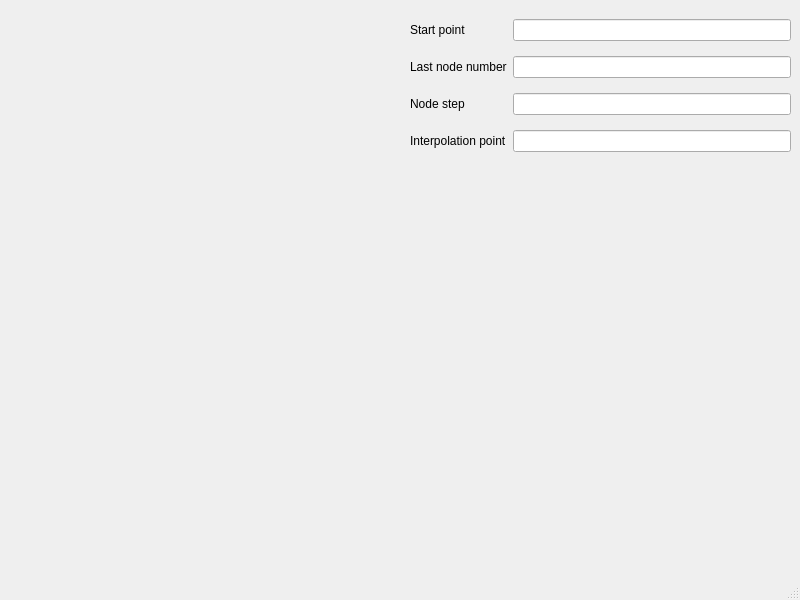
The window that 04.1/mainwindow.ui (anlunHW/calcMethods) describes before a commit, drawn with Qt 5.
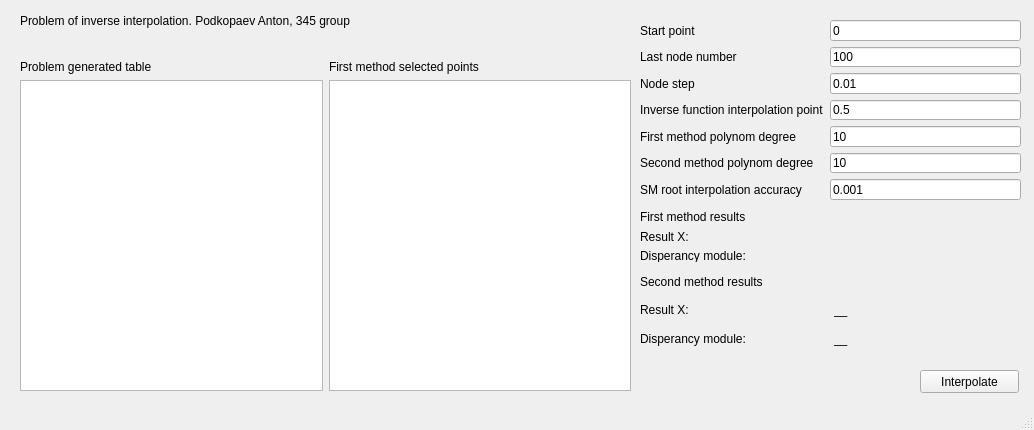
The same window after the commit.

Patch:
```diff
--- a/04.1/mainwindow.ui
+++ b/04.1/mainwindow.ui
@@ -6,8 +6,8 @@
    <rect>
     <x>0</x>
     <y>0</y>
-    <width>800</width>
-    <height>600</height>
+    <width>1034</width>
+    <height>430</height>
    </rect>
   </property>
   <property name="windowTitle">
@@ -17,10 +17,10 @@
    <widget class="QWidget" name="gridLayoutWidget">
     <property name="geometry">
      <rect>
-      <x>410</x>
-      <y>10</y>
+      <x>640</x>
+      <y>20</y>
       <width>381</width>
-      <height>151</height>
+      <height>180</height>
      </rect>
     </property>
     <layout class="QGridLayout" name="gridLayout">
@@ -32,7 +32,11 @@
       </widget>
      </item>
      <item row="2" column="1">
-      <widget class="QLineEdit" name="lastNodeNumberEdit"/>
+      <widget class="QLineEdit" name="lastNodeNumberEdit">
+       <property name="text">
+        <string>100</string>
+       </property>
+      </widget>
      </item>
      <item row="3" column="0">
       <widget class="QLabel" name="label_3">
@@ -42,17 +46,25 @@
       </widget>
      </item>
      <item row="3" column="1">
-      <widget class="QLineEdit" name="nodeStepEdit"/>
+      <widget class="QLineEdit" name="nodeStepEdit">
+       <property name="text">
+        <string>0.01</string>
+       </property>
+      </widget>
      </item>
      <item row="4" column="0">
       <widget class="QLabel" name="label_2">
        <property name="text">
-        <string>Interpolation point</string>
+        <string>Inverse function interpolation point</string>
        </property>
       </widget>
      </item>
      <item row="4" column="1">
-      <widget class="QLineEdit" name="interPointEdit"/>
+      <widget class="QLineEdit" name="interPointEdit">
+       <property name="text">
+        <string>0.5</string>
+       </property>
+      </widget>
      </item>
      <item row="1" column="0">
       <widget class="QLabel" name="label">
@@ -62,7 +74,218 @@
       </widget>
      </item>
      <item row="1" column="1">
-      <widget class="QLineEdit" name="startPointEdit"/>
+      <widget class="QLineEdit" name="startPointEdit">
+       <property name="text">
+        <string>0</string>
+       </property>
+      </widget>
+     </item>
+     <item row="5" column="0">
+      <widget class="QLabel" name="label_7">
+       <property name="text">
+        <string>First method polynom degree</string>
+       </property>
+      </widget>
+     </item>
+     <item row="5" column="1">
+      <widget class="QLineEdit" name="firstMethodPolynomDegreeEdit">
+       <property name="text">
+        <string>10</string>
+       </property>
+      </widget>
+     </item>
+     <item row="6" column="0">
+      <widget class="QLabel" name="label_11">
+       <property name="text">
+        <string>Second method polynom degree</string>
+       </property>
+      </widget>
+     </item>
+     <item row="6" column="1">
+      <widget class="QLineEdit" name="secondMethodPolynomDegreeEdit">
+       <property name="text">
+        <string>10</string>
+       </property>
+      </widget>
+     </item>
+     <item row="7" column="1">
+      <widget class="QLineEdit" name="secondMethodAccuracyEdit">
+       <property name="text">
+        <string>0.001</string>
+       </property>
+      </widget>
+     </item>
+     <item row="7" column="0">
+      <widget class="QLabel" name="label_9">
+       <property name="text">
+        <string>SM root interpolation accuracy</string>
+       </property>
+      </widget>
+     </item>
+    </layout>
+   </widget>
+   <widget class="QPushButton" name="pushButton">
+    <property name="geometry">
+     <rect>
+      <x>920</x>
+      <y>370</y>
+      <width>99</width>
+      <height>23</height>
+     </rect>
+    </property>
+    <property name="text">
+     <string>Interpolate</string>
+    </property>
+   </widget>
+   <widget class="QWidget" name="gridLayoutWidget_2">
+    <property name="geometry">
+     <rect>
+      <x>20</x>
+      <y>60</y>
+      <width>611</width>
+      <height>331</height>
+     </rect>
+    </property>
+    <layout class="QGridLayout" name="gridLayout_2">
+     <item row="0" column="0">
+      <widget class="QLabel" name="label_5">
+       <property name="text">
+        <string>Problem generated table</string>
+       </property>
+      </widget>
+     </item>
+     <item row="0" column="1">
+      <widget class="QLabel" name="label_6">
+       <property name="text">
+        <string>First method selected points</string>
+       </property>
+      </widget>
+     </item>
+     <item row="2" column="0">
+      <widget class="QTableWidget" name="tableWidget"/>
+     </item>
+     <item row="2" column="1">
+      <widget class="QTableWidget" name="tableWidget_2"/>
+     </item>
+    </layout>
+   </widget>
+   <widget class="QLabel" name="label_8">
+    <property name="geometry">
+     <rect>
+      <x>20</x>
+      <y>10</y>
+      <width>601</width>
+      <height>21</height>
+     </rect>
+    </property>
+    <property name="text">
+     <string>Problem of inverse interpolation. Podkopaev Anton, 345 group</string>
+    </property>
+   </widget>
+   <widget class="QLabel" name="funcLabel">
+    <property name="geometry">
+     <rect>
+      <x>20</x>
+      <y>30</y>
+      <width>601</width>
+      <height>21</height>
+     </rect>
+    </property>
+    <property name="text">
+     <string/>
+    </property>
+   </widget>
+   <widget class="QWidget" name="gridLayoutWidget_3">
+    <property name="geometry">
+     <rect>
+      <x>640</x>
+      <y>210</y>
+      <width>381</width>
+      <height>52</height>
+     </rect>
+    </property>
+    <layout class="QGridLayout" name="firstResultLayout">
+     <item row="1" column="0">
+      <widget class="QLabel" name="label_10">
+       <property name="text">
+        <string>Result X:</string>
+       </property>
+      </widget>
+     </item>
+     <item row="1" column="1">
+      <widget class="QLabel" name="firstResultX_label">
+       <property name="text">
+        <string>__</string>
+       </property>
+      </widget>
+     </item>
+     <item row="2" column="0">
+      <widget class="QLabel" name="label_12">
+       <property name="text">
+        <string>Disperancy module:</string>
+       </property>
+      </widget>
+     </item>
+     <item row="2" column="1">
+      <widget class="QLabel" name="firstResultDisperancy_label">
+       <property name="text">
+        <string>__</string>
+       </property>
+      </widget>
+     </item>
+     <item row="0" column="0">
+      <widget class="QLabel" name="label_14">
+       <property name="text">
+        <string>First method results</string>
+       </property>
+      </widget>
+     </item>
+    </layout>
+   </widget>
+   <widget class="QWidget" name="gridLayoutWidget_4">
+    <property name="geometry">
+     <rect>
+      <x>640</x>
+      <y>270</y>
+      <width>381</width>
+      <height>80</height>
+     </rect>
+    </property>
+    <layout class="QGridLayout" name="gridLayout_3">
+     <item row="0" column="0">
+      <widget class="QLabel" name="label_13">
+       <property name="text">
+        <string>Second method results</string>
+       </property>
+      </widget>
+     </item>
+     <item row="1" column="0">
+      <widget class="QLabel" name="label_15">
+       <property name="text">
+        <string>Result X:</string>
+       </property>
+      </widget>
+     </item>
+     <item row="2" column="0">
+      <widget class="QLabel" name="label_16">
+       <property name="text">
+        <string>Disperancy module:</string>
+       </property>
+      </widget>
+     </item>
+     <item row="1" column="1">
+      <widget class="QLabel" name="secondMethodResultX_label">
+       <property name="text">
+        <string>__</string>
+       </property>
+      </widget>
+     </item>
+     <item row="2" column="1">
+      <widget class="QLabel" name="secondMethodDisperancy_label">
+       <property name="text">
+        <string>__</string>
+       </property>
+      </widget>
      </item>
     </layout>
    </widget>
```
Left out of the diff: 2 changed lines with no effect on the pictures.
